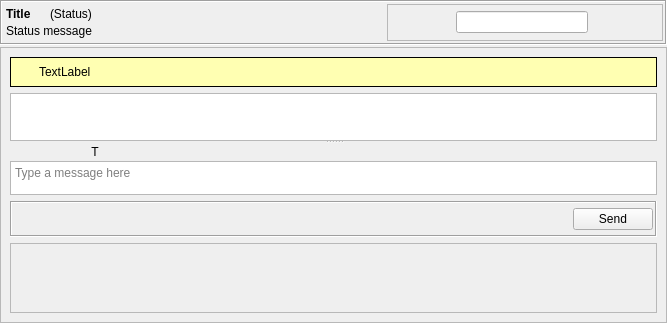
Qt form retroshare-gui/src/gui/chat/ChatWidget.ui (RetroShare/RetroShare) before a commit.
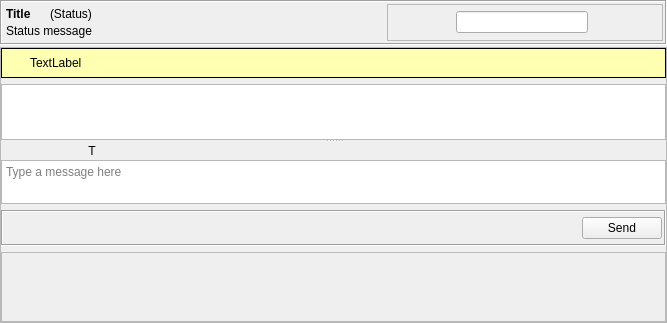
The same form after that commit. Icons and pictures are not drawn. Custom widgets are drawn as their Qt base class.

Commit message: Fixed ChatWidget Margin's Set Alignment for frame off's Video icon

Diff of the .ui file:
```diff
--- a/retroshare-gui/src/gui/chat/ChatWidget.ui
+++ b/retroshare-gui/src/gui/chat/ChatWidget.ui
@@ -37,6 +37,9 @@
         <enum>QFrame::Raised</enum>
        </property>
        <layout class="QVBoxLayout" name="verticalLayout_2">
+        <property name="margin">
+         <number>0</number>
+        </property>
         <item>
          <widget class="QFrame" name="infoFrame">
           <property name="palette">
```
The commit also changes 2 other files.
